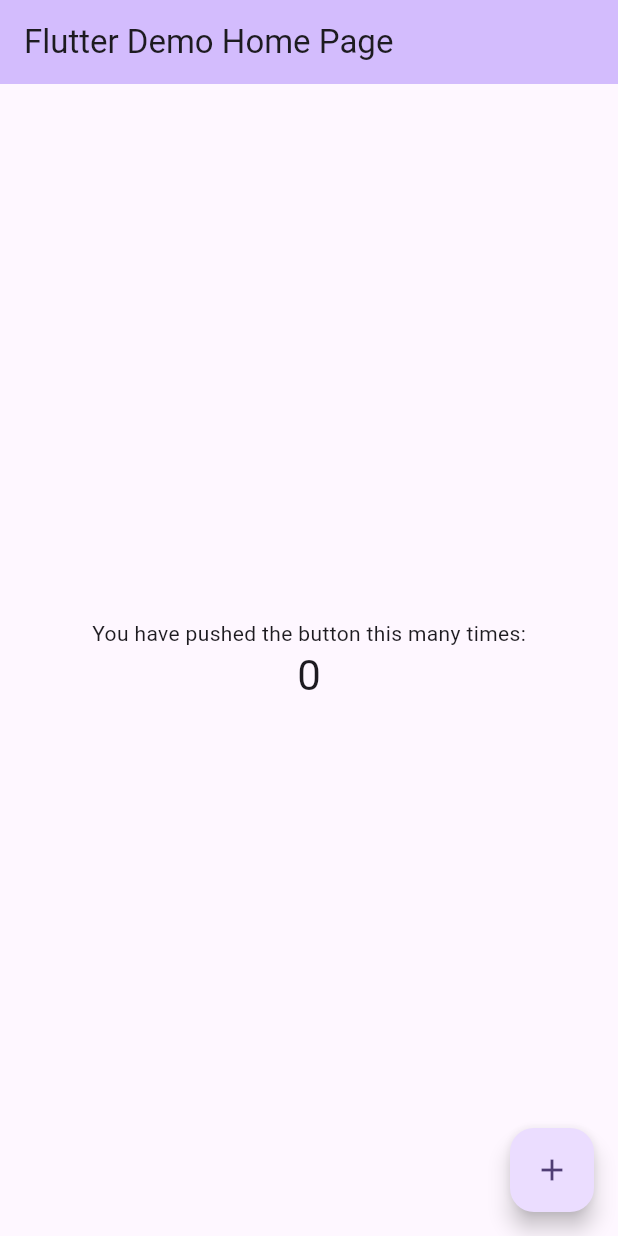
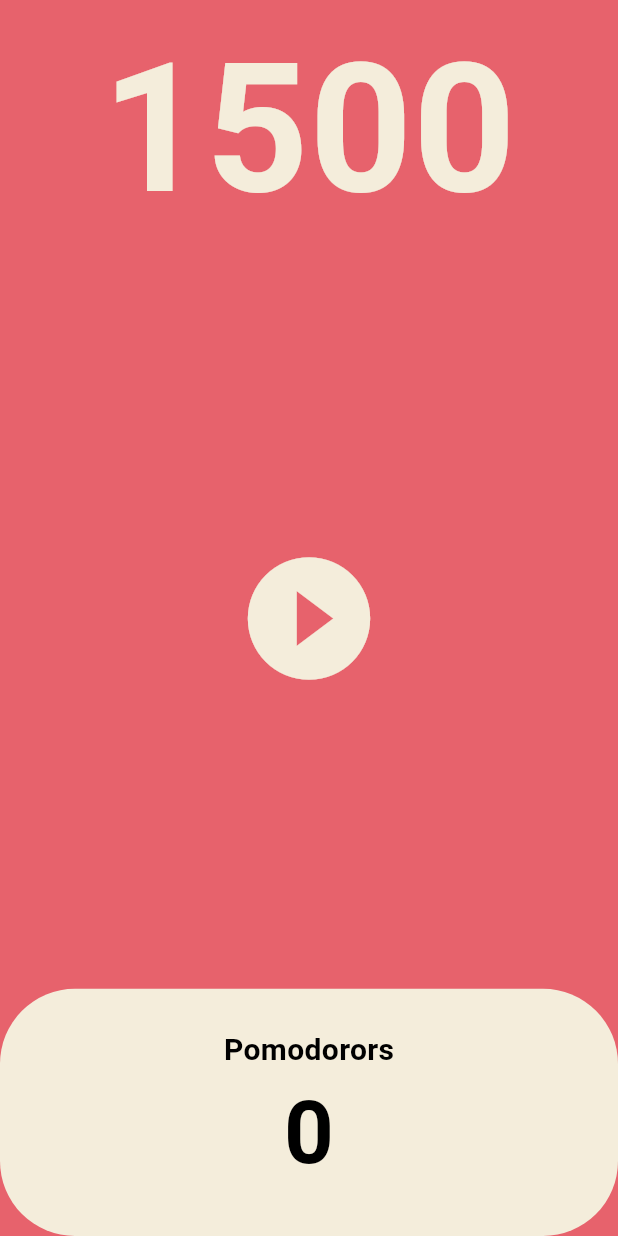
Before and after one commit to ta1355/pomodoro, a Flutter app: the screen it shows after launch, on a phone screen of 412 x 824 dp. Run offline on Flutter 3.47's test engine with Material 3 defaults, Android fonts, the phone set to English and light mode, and no system bars.

Commit message:
타이머 기능 완성

```diff
--- a/lib/main.dart
+++ b/lib/main.dart
@@ -1,4 +1,5 @@
 import 'package:flutter/material.dart';
+import 'package:pomodoro_pr/screens/home_screen.dart';
 
 void main() {
   runApp(const MyApp());
@@ -7,116 +8,19 @@ void main() {
 class MyApp extends StatelessWidget {
   const MyApp({super.key});
 
-  // This widget is the root of your application.
   @override
   Widget build(BuildContext context) {
     return MaterialApp(
-      title: 'Flutter Demo',
       theme: ThemeData(
-        // This is the theme of your application.
-        //
-        // TRY THIS: Try running your application with "flutter run". You'll see
-        // the application has a purple toolbar. Then, without quitting the app,
-        // try changing the seedColor in the colorScheme below to Colors.green
-        // and then invoke "hot reload" (save your changes or press the "hot
-        // reload" button in a Flutter-supported IDE, or press "r" if you used
-        // the command line to start the app).
-        //
-        // Notice that the counter didn't reset back to zero; the application
-        // state is not lost during the reload. To reset the state, use hot
-        // restart instead.
-        //
-        // This works for code too, not just values: Most code changes can be
-        // tested with just a hot reload.
-        colorScheme: ColorScheme.fromSeed(seedColor: Colors.deepPurple),
+        colorScheme: ColorScheme.fromSwatch(
+          backgroundColor: const Color(0xFFE7626C),
+        ),
+        textTheme: const TextTheme(
+          displayLarge: TextStyle(color: Color(0xFF232B55)),
+        ),
+        cardColor: const Color(0xFFF4EDDB),
       ),
-      home: const MyHomePage(title: 'Flutter Demo Home Page'),
+      home: HomeScreen(),
     );
   }
 }
-
-class MyHomePage extends StatefulWidget {
-  const MyHomePage({super.key, required this.title});
-
-  // This widget is the home page of your application. It is stateful, meaning
-  // that it has a State object (defined below) that contains fields that affect
-  // how it looks.
-
-  // This class is the configuration for the state. It holds the values (in this
-  // case the title) provided by the parent (in this case the App widget) and
-  // used by the build method of the State. Fields in a Widget subclass are
-  // always marked "final".
-
-  final String title;
-
-  @override
-  State<MyHomePage> createState() => _MyHomePageState();
-}
-
-class _MyHomePageState extends State<MyHomePage> {
-  int _counter = 0;
-
-  void _incrementCounter() {
-    setState(() {
-      // This call to setState tells the Flutter framework that something has
-      // changed in this State, which causes it to rerun the build method below
-      // so that the display can reflect the updated values. If we changed
-      // _counter without calling setState(), then the build method would not be
-      // called again, and so nothing would appear to happen.
-      _counter++;
-    });
-  }
-
-  @override
-  Widget build(BuildContext context) {
-    // This method is rerun every time setState is called, for instance as done
-    // by the _incrementCounter method above.
-    //
-    // The Flutter framework has been optimized to make rerunning build methods
-    // fast, so that you can just rebuild anything that needs updating rather
-    // than having to individually change instances of widgets.
-    return Scaffold(
-      appBar: AppBar(
-        // TRY THIS: Try changing the color here to a specific color (to
-        // Colors.amber, perhaps?) and trigger a hot reload to see the AppBar
-        // change color while the other colors stay the same.
-        backgroundColor: Theme.of(context).colorScheme.inversePrimary,
-        // Here we take the value from the MyHomePage object that was created by
-        // the App.build method, and use it to set our appbar title.
-        title: Text(widget.title),
-      ),
-      body: Center(
-        // Center is a layout widget. It takes a single child and positions it
-        // in the middle of the parent.
-        child: Column(
-          // Column is also a layout widget. It takes a list of children and
-          // arranges them vertically. By default, it sizes itself to fit its
-          // children horizontally, and tries to be as tall as its parent.
-          //
-          // Column has various properties to control how it sizes itself and
-          // how it positions its children. Here we use mainAxisAlignment to
-          // center the children vertically; the main axis here is the vertical
-          // axis because Columns are vertical (the cross axis would be
-          // horizontal).
-          //
-          // TRY THIS: Invoke "debug painting" (choose the "Toggle Debug Paint"
-          // action in the IDE, or press "p" in the console), to see the
-          // wireframe for each widget.
-          mainAxisAlignment: MainAxisAlignment.center,
-          children: <Widget>[
-            const Text('You have pushed the button this many times:'),
-            Text(
-              '$_counter',
-              style: Theme.of(context).textTheme.headlineMedium,
-            ),
-          ],
-        ),
-      ),
-      floatingActionButton: FloatingActionButton(
-        onPressed: _incrementCounter,
-        tooltip: 'Increment',
-        child: const Icon(Icons.add),
-      ), // This trailing comma makes auto-formatting nicer for build methods.
-    );
-  }
-}
--- /dev/null
+++ b/lib/screens/home_screen.dart
@@ -0,0 +1,101 @@
+import 'dart:async';
+
+import 'package:flutter/material.dart';
+
+class HomeScreen extends StatefulWidget {
+  const HomeScreen({super.key});
+
+  @override
+  State<HomeScreen> createState() => _MyWidgetState();
+}
+
+class _MyWidgetState extends State<HomeScreen> {
+  int totalSeconds = 1500;
+  late Timer timer;
+
+  void onTick(Timer timer) {
+    setState(() {
+      totalSeconds = totalSeconds - 1;
+    });
+  }
+
+  void onStartPressed() {
+    timer = Timer.periodic(Duration(seconds: 1), onTick);
+  }
+
+  @override
+  Widget build(BuildContext context) {
+    return Scaffold(
+      backgroundColor: Theme.of(context).colorScheme.background,
+      body: Column(
+        children: [
+          Flexible(
+            flex: 1,
+            child: Container(
+              alignment: Alignment.bottomCenter,
+              child: Text(
+                "$totalSeconds",
+                style: TextStyle(
+                  color: Theme.of(context).cardColor,
+                  fontSize: 120,
+                  fontWeight: FontWeight.w600,
+                ),
+              ),
+            ),
+          ),
+          Flexible(
+            flex: 3,
+            child: Center(
+              child: IconButton(
+                iconSize: 98,
+                color: Theme.of(context).cardColor,
+                onPressed: onStartPressed,
+                icon: Icon(Icons.play_circle_fill_outlined),
+              ),
+            ),
+          ),
+          Flexible(
+            flex: 1,
+            child: Row(
+              children: [
+                Expanded(
+                  child: Container(
+                    decoration: BoxDecoration(
+                      color: Theme.of(context).cardColor,
+                      borderRadius: BorderRadius.circular(50),
+                    ),
+                    child: Column(
+                      mainAxisAlignment: MainAxisAlignment.center,
+                      children: [
+                        Text(
+                          'Pomodorors',
+                          style: TextStyle(
+                            fontSize: 20,
+                            fontWeight: FontWeight.w600,
+                            color: Theme.of(
+                              context,
+                            ).textTheme.headlineLarge!.color,
+                          ),
+                        ),
+                        Text(
+                          '0',
+                          style: TextStyle(
+                            fontSize: 58,
+                            fontWeight: FontWeight.w600,
+                            color: Theme.of(
+                              context,
+                            ).textTheme.headlineLarge!.color,
+                          ),
+                        ),
+                      ],
+                    ),
+                  ),
+                ),
+              ],
+            ),
+          ),
+        ],
+      ),
+    );
+  }
+}
```
